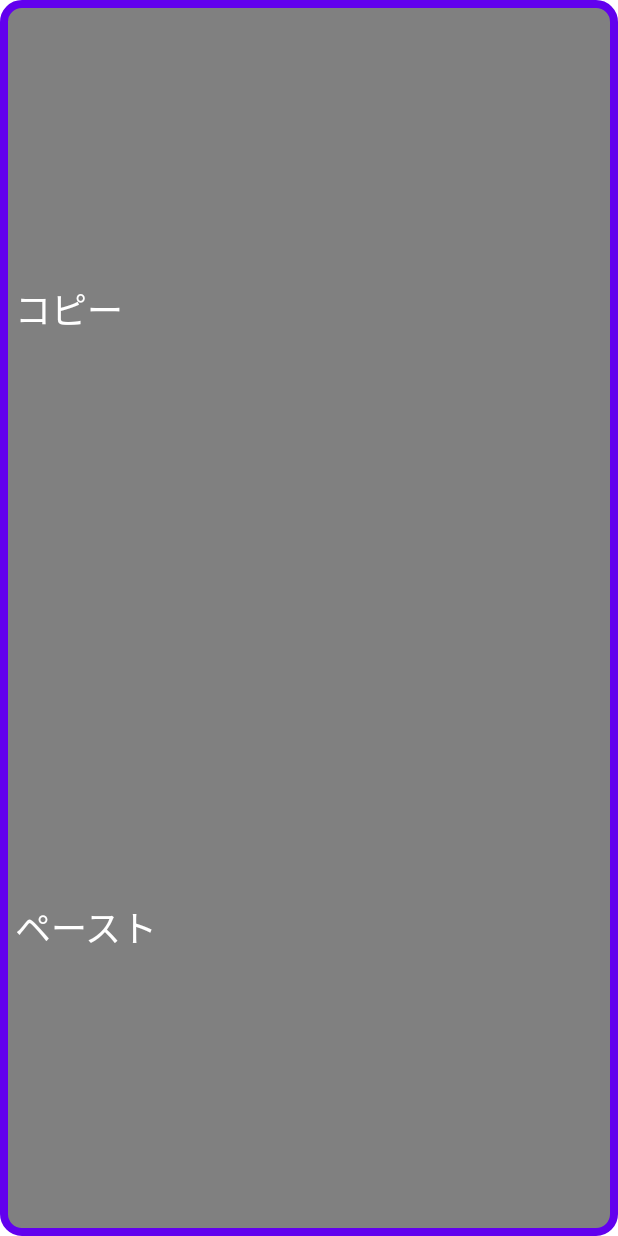
After one commit to Teru0220/Sugoroku, an Android app: the layout copy_window.xml on its own in the app's theme, with its tools: preview values and no code run, on a phone screen of 412 x 824 dp. The commit adds this screen. Run offline under Robolectric (Android 15) with nearby library versions, the phone set to English and light mode, and no system bars.

Commit message:
マップ画面に長押しイベントを作成

```diff
--- /dev/null
+++ b/app/src/main/res/layout/copy_window.xml
@@ -0,0 +1,30 @@
+<?xml version="1.0" encoding="utf-8"?>
+<LinearLayout xmlns:android="http://schemas.android.com/apk/res/android"
+    android:orientation="vertical" android:layout_width="match_parent"
+    android:layout_height="match_parent"
+    android:weightSum="2"
+    android:id="@+id/frame"
+    android:background="@drawable/menu_window_back">
+
+    <TextView
+        android:id="@+id/copy_masu"
+        android:layout_width="match_parent"
+        android:layout_height="wrap_content"
+        android:layout_margin="10dp"
+        android:layout_weight="1"
+        android:gravity="center|start"
+        android:text="コピー"
+        android:textColor="@color/white"
+        android:textSize="24sp" />
+
+    <TextView
+        android:id="@+id/paste_masu"
+        android:layout_width="match_parent"
+        android:layout_height="wrap_content"
+        android:layout_margin="10dp"
+        android:layout_weight="1"
+        android:gravity="center|start"
+        android:text="ペースト"
+        android:textColor="@color/white"
+        android:textSize="24sp" />
+</LinearLayout>
```
Also changed, not shown: app/src/main/AndroidManifest.xml (+3 -6 lines), app/src/main/java/com/example/sugoroku/layout/MasuCopyWindow.java (added, +90 -0 lines), app/src/main/java/com/example/sugoroku/layout/MasuEditView.java (+12 -8 lines), app/src/main/java/com/example/sugoroku/make_map/MakeMapActivity.java (+71 -1 lines), app/src/main/java/com/example/sugoroku/menu/MenuAdapter.java (+12 -1 lines).
